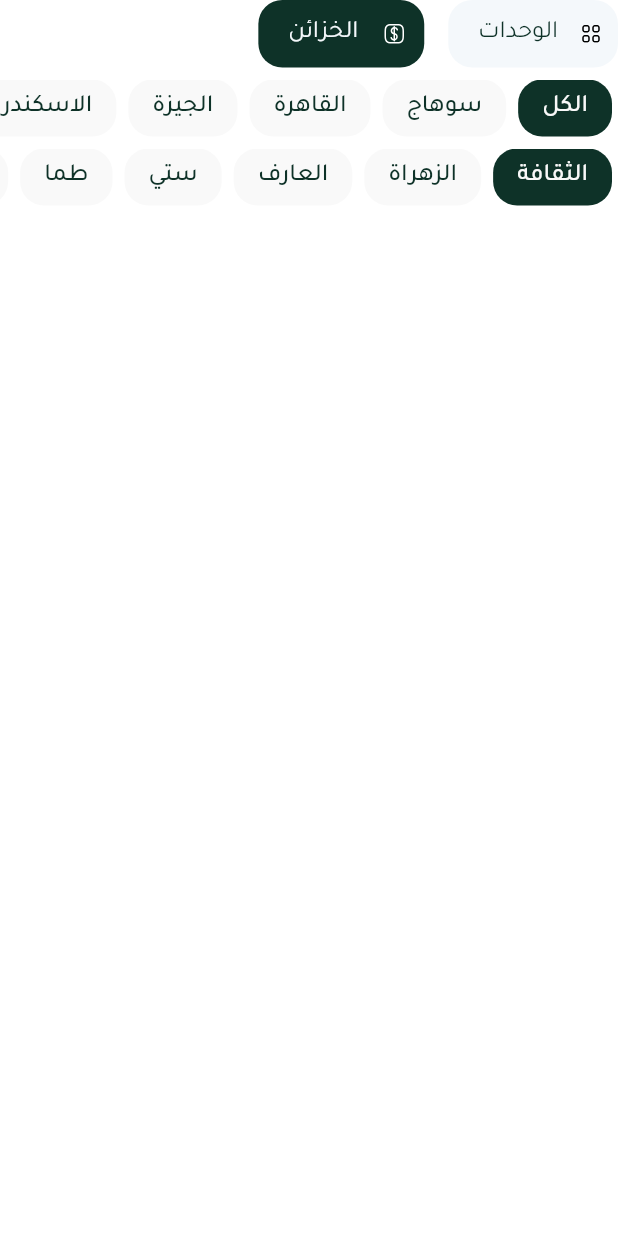
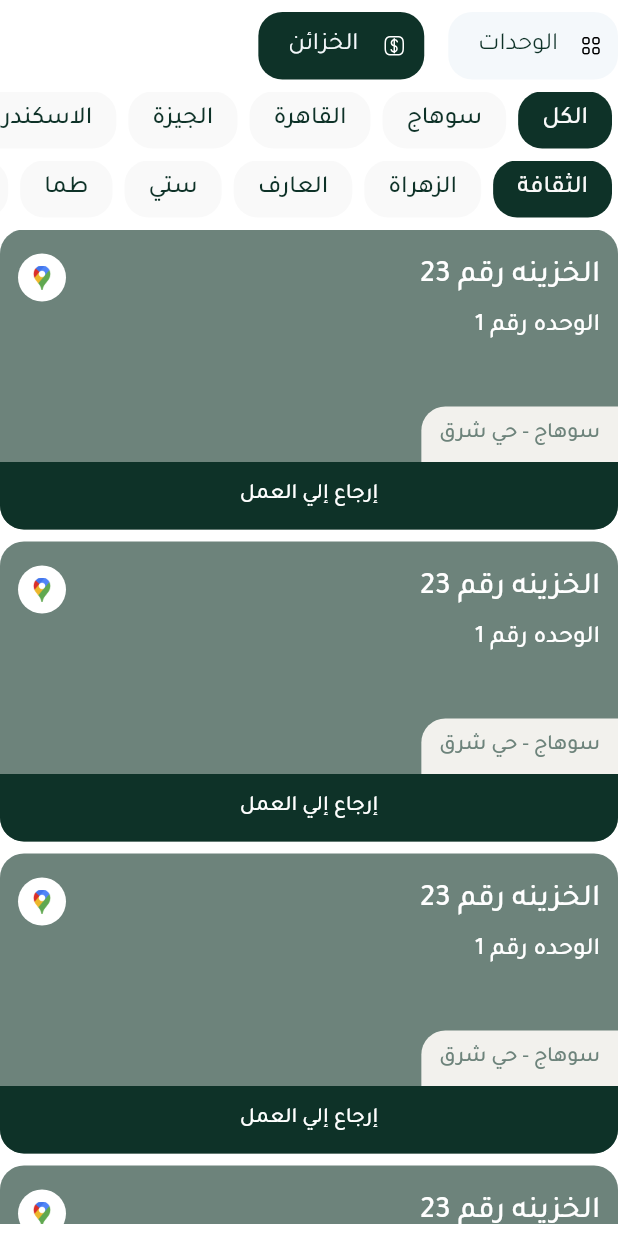
Before and after one commit to Mahmoud-Adel-Ali/Lockers_Admin_Dashboard, a Flutter app: the MaintenanceView screen opened directly, after a tap on "الخزائن", on a phone screen of 412 x 824 dp. Run offline on Flutter 3.47's test engine with Material 3 defaults, Android fonts, the phone set to English and light mode, and no system bars; our stand-ins replace awesome_dialog, flutter_svg, lottie, modal_progress_hud_nsn, percent_indicator, pinput; missing offline and left inert: bitsdojo_window.

Commit message:
Maintenance Lockers View done.

```diff
--- a/lib/features/maintenance/presentation/views/maintenance_lockers_view.dart
+++ b/lib/features/maintenance/presentation/views/maintenance_lockers_view.dart
@@ -1,6 +1,7 @@
 import 'package:flutter/material.dart';
 
 import 'widgets/filter_maintenace_lockers_location_section.dart';
+import 'widgets/maintenance_lockers_grid_view.dart';
 
 class MaintenanceLockersView extends StatelessWidget {
   const MaintenanceLockersView({super.key});
@@ -11,6 +12,8 @@ class MaintenanceLockersView extends StatelessWidget {
         SizedBox(height: 8),
         FilterMaintenaceLockersLocationSection(),
         SizedBox(height: 8),
+        Expanded(child: MaintenanceLockersGridView()),
+        SizedBox(height: 8),
       ],
     );
   }
--- a/lib/features/maintenance/presentation/views/maintenance_units_view.dart
+++ b/lib/features/maintenance/presentation/views/maintenance_units_view.dart
@@ -14,6 +14,7 @@ class MaintenanceUnitsView extends StatelessWidget {
         FilterMaintenaceUnitsLocationSection(),
         SizedBox(height: 8),
         Expanded(child: MaintenanceUnitsGridView()),
+        SizedBox(height: 8),
       ],
     );
   }
--- a/lib/features/maintenance/presentation/views/maintenance_view.dart
+++ b/lib/features/maintenance/presentation/views/maintenance_view.dart
@@ -21,6 +21,7 @@ class _MaintenanceViewState extends State<MaintenanceView> {
     return Scaffold(
       body: Column(
         children: [
+          SizedBox(height: 8),
           Row(
             spacing: 16,
             children: [
--- /dev/null
+++ b/lib/features/maintenance/presentation/views/widgets/maintenance_locker_card.dart
@@ -0,0 +1,130 @@
+import 'package:flutter/material.dart';
+
+import '../../../../../core/utils/app_colors.dart';
+import '../../../../../core/utils/app_text_styles.dart';
+import '../../../../../core/utils/assets.dart';
+import '../../../../../core/views/show_location_view.dart';
+import '../../../../../core/widgets/dialog_helper.dart';
+
+class MaintenanceLockerCard extends StatelessWidget {
+  const MaintenanceLockerCard({super.key});
+
+  @override
+  Widget build(BuildContext context) {
+    return InkWell(
+      child: Container(
+        decoration: BoxDecoration(
+          color: AppColors.phosphorGreen,
+          borderRadius: BorderRadius.circular(16),
+        ),
+        child: Column(
+          children: [
+            const SizedBox(height: 4),
+            Padding(
+              padding: const EdgeInsets.all(12.0),
+              child: Row(
+                mainAxisAlignment: MainAxisAlignment.spaceBetween,
+                crossAxisAlignment: CrossAxisAlignment.start,
+                children: [
+                  Column(
+                    spacing: 8,
+                    crossAxisAlignment: CrossAxisAlignment.start,
+                    children: [
+                      Text(
+                        'الخزينه رقم 23',
+                        style: AppTextStyles.style20w500(
+                          context,
+                        ).copyWith(color: AppColors.white),
+                      ),
+                      Text(
+                        'الوحده رقم 1',
+                        style: AppTextStyles.style16w500(
+                          context,
+                        ).copyWith(color: AppColors.white),
+                      ),
+                    ],
+                  ),
+
+                  InkWell(
+                    onTap: () {
+                      Navigator.of(
+                        context,
+                      ).pushNamed(ShowLocationView.routeName);
+                    },
+                    child: Container(
+                      padding: const EdgeInsets.all(8),
+                      decoration: BoxDecoration(
+                        color: AppColors.white,
+                        shape: BoxShape.circle,
+                      ),
+                      child: Image.asset(Assets.imagesGoogleMap, width: 16),
+                    ),
+                  ),
+                ],
+              ),
+            ),
+            const Spacer(),
+            Row(
+              children: [
+                Container(
+                  padding: const EdgeInsets.symmetric(
+                    horizontal: 12,
+                    vertical: 8,
+                  ),
+                  decoration: const BoxDecoration(
+                    color: AppColors.filedGrey,
+                    borderRadius: BorderRadius.only(
+                      topLeft: Radius.circular(16),
+                      // topRight: Radius.circular(16),
+                    ),
+                  ),
+                  child: Text(
+                    'سوهاج - حي شرق',
+                    style: AppTextStyles.style14w500(context),
+                  ),
+                ),
+              ],
+            ),
+            InkWell(
+              onTap: () {
+                DialogHelper.showQuestionDialog(
+                  context,
+                  title: 'الصيانه',
+                  desc: 'هل ترغب في إعادة الخزينه رقم 23 إلي العمل',
+                  onOk: () {
+                    DialogHelper.showSuccessDialog(
+                      context,
+                      title: 'تم',
+                      desc: 'تم ارسال الخزينه رقم 23 الى العمل بنجاح',
+                    );
+                  },
+                );
+              },
+              child: Container(
+                padding: const EdgeInsets.all(12.0),
+                decoration: const BoxDecoration(
+                  color: AppColors.main,
+                  borderRadius: BorderRadius.only(
+                    bottomLeft: Radius.circular(16),
+                    bottomRight: Radius.circular(16),
+                  ),
+                ),
+                child: Row(
+                  mainAxisAlignment: MainAxisAlignment.spaceAround,
+                  children: [
+                    Text(
+                      'إرجاع إلي العمل',
+                      style: AppTextStyles.style14w500(
+                        context,
+                      ).copyWith(color: AppColors.white),
+                    ),
+                  ],
+                ),
+              ),
+            ),
+          ],
+        ),
+      ),
+    );
+  }
+}
--- a/lib/features/maintenance/presentation/views/widgets/maintenance_units_grid_view.dart
+++ b/lib/features/maintenance/presentation/views/widgets/maintenance_lockers_grid_view.dart
@@ -1,9 +1,9 @@
 import 'package:flutter/material.dart';
 
-import 'maintenance_unit_card.dart';
+import 'maintenance_locker_card.dart';
 
-class MaintenanceUnitsGridView extends StatelessWidget {
-  const MaintenanceUnitsGridView({super.key});
+class MaintenanceLockersGridView extends StatelessWidget {
+  const MaintenanceLockersGridView({super.key});
 
   @override
   Widget build(BuildContext context) {
@@ -12,16 +12,16 @@ class MaintenanceUnitsGridView extends StatelessWidget {
         var width = constraints.maxWidth;
         return GridView.builder(
           gridDelegate: SliverGridDelegateWithFixedCrossAxisCount(
-            //* meaning that the minwidth of the card is 180.
-            crossAxisCount: (width / 180).toInt(),
+            //* meaning that the minwidth of the card is 210.
+            crossAxisCount: (width / 210).toInt(),
             mainAxisSpacing: 8,
             crossAxisSpacing: 8,
-            childAspectRatio: 198.5 / 250,
+            childAspectRatio: 200 / 250,
             mainAxisExtent: 200,
           ),
           itemCount: 20,
           itemBuilder: (context, index) {
-            return MaintenanceUnitCard();
+            return MaintenanceLockerCard();
           },
         );
       },
```
